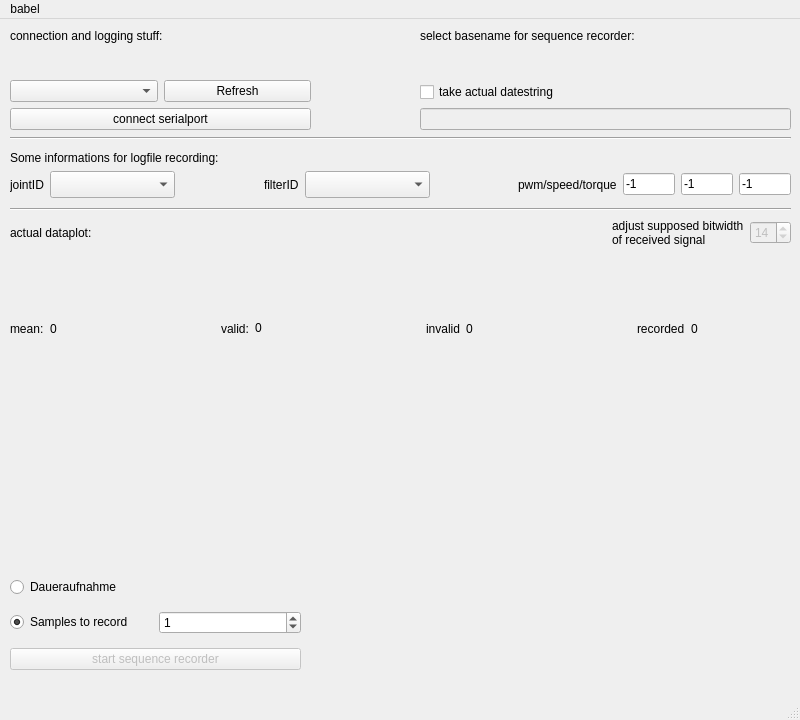
The window that gui.ui (marvin2k/guibabel) describes before a commit, drawn with Qt 5.
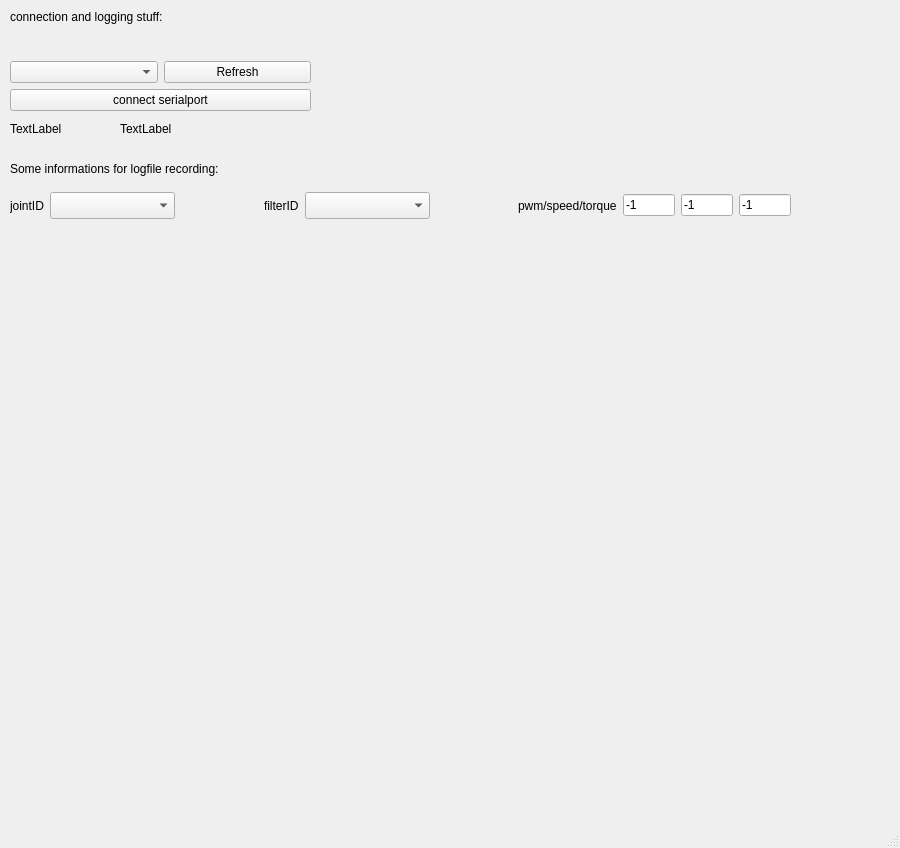
The same window after the commit. Custom widgets are drawn as their Qt base class.

What changed in the file:
```diff
--- a/gui.ui
+++ b/gui.ui
@@ -6,8 +6,8 @@
    <rect>
     <x>0</x>
     <y>0</y>
-    <width>800</width>
-    <height>720</height>
+    <width>900</width>
+    <height>848</height>
    </rect>
   </property>
   <property name="sizePolicy">
@@ -24,8 +24,8 @@
   </property>
   <property name="maximumSize">
    <size>
-    <width>800</width>
-    <height>720</height>
+    <width>1200</width>
+    <height>1200</height>
    </size>
   </property>
   <property name="windowTitle">
@@ -85,210 +85,11 @@
      </item>
     </layout>
    </widget>
-   <widget class="QWidget" name="verticalLayoutWidget_4">
-    <property name="geometry">
-     <rect>
-      <x>10</x>
-      <y>200</y>
-      <width>781</width>
-      <height>341</height>
-     </rect>
-    </property>
-    <layout class="QVBoxLayout" name="verticalLayout_4">
-     <property name="sizeConstraint">
-      <enum>QLayout::SetDefaultConstraint</enum>
-     </property>
-     <item>
-      <layout class="QHBoxLayout" name="horizontalLayout_9">
-       <item>
-        <widget class="QLabel" name="label_pcmplot">
-         <property name="text">
-          <string>actual dataplot:</string>
-         </property>
-        </widget>
-       </item>
-       <item>
-        <spacer name="horizontalSpacer_2">
-         <property name="orientation">
-          <enum>Qt::Horizontal</enum>
-         </property>
-         <property name="sizeHint" stdset="0">
-          <size>
-           <width>40</width>
-           <height>20</height>
-          </size>
-         </property>
-        </spacer>
-       </item>
-       <item>
-        <widget class="QLabel" name="label_7">
-         <property name="text">
-          <string>adjust supposed bitwidth
-of received signal</string>
-         </property>
-        </widget>
-       </item>
-       <item>
-        <widget class="QSpinBox" name="spinBox_bitwidth">
-         <property name="enabled">
-          <bool>false</bool>
-         </property>
-         <property name="minimum">
-          <number>2</number>
-         </property>
-         <property name="maximum">
-          <number>15</number>
-         </property>
-         <property name="value">
-          <number>14</number>
-         </property>
-        </widget>
-       </item>
-      </layout>
-     </item>
-     <item>
-      <layout class="QHBoxLayout" name="horizontalLayout_11">
-       <item>
-        <widget class="QLabel" name="label_4">
-         <property name="text">
-          <string>mean:</string>
-         </property>
-        </widget>
-       </item>
-       <item>
-        <widget class="QLabel" name="lab_mean">
-         <property name="minimumSize">
-          <size>
-           <width>100</width>
-           <height>0</height>
-          </size>
-         </property>
-         <property name="text">
-          <string>0</string>
-         </property>
-        </widget>
-       </item>
-       <item>
-        <spacer name="horizontalSpacer_4">
-         <property name="orientation">
-          <enum>Qt::Horizontal</enum>
-         </property>
-         <property name="sizeHint" stdset="0">
-          <size>
-           <width>40</width>
-           <height>20</height>
-          </size>
-         </property>
-        </spacer>
-       </item>
-       <item>
-        <widget class="QLabel" name="label_8">
-         <property name="text">
-          <string>valid:</string>
-         </property>
-        </widget>
-       </item>
-       <item>
-        <widget class="QLabel" name="lab_valid">
-         <property name="sizePolicy">
-          <sizepolicy hsizetype="Fixed" vsizetype="Fixed">
-           <horstretch>0</horstretch>
-           <verstretch>0</verstretch>
-          </sizepolicy>
-         </property>
-         <property name="minimumSize">
-          <size>
-           <width>100</width>
-           <height>0</height>
-          </size>
-         </property>
-         <property name="text">
-          <string>0</string>
-         </property>
-        </widget>
-       </item>
-       <item>
-        <spacer name="horizontalSpacer_5">
-         <property name="orientation">
-          <enum>Qt::Horizontal</enum>
-         </property>
-         <property name="sizeHint" stdset="0">
-          <size>
-           <width>40</width>
-           <height>20</height>
-          </size>
-         </property>
-        </spacer>
-       </item>
-       <item>
-        <widget class="QLabel" name="label_11">
-         <property name="text">
-          <string>invalid</string>
-         </property>
-        </widget>
-       </item>
-       <item>
-        <widget class="QLabel" name="lab_invalid">
-         <property name="minimumSize">
-          <size>
-           <width>100</width>
-           <height>0</height>
-          </size>
-         </property>
-         <property name="text">
-          <string>0</string>
-         </property>
-        </widget>
-       </item>
-       <item>
-        <spacer name="horizontalSpacer_6">
-         <property name="orientation">
-          <enum>Qt::Horizontal</enum>
-         </property>
-         <property name="sizeHint" stdset="0">
-          <size>
-           <width>40</width>
-           <height>20</height>
-          </size>
-         </property>
-        </spacer>
-       </item>
-       <item>
-        <widget class="QLabel" name="label_13">
-         <property name="text">
-          <string>recorded</string>
-         </property>
-        </widget>
-       </item>
-       <item>
-        <widget class="QLabel" name="lab_rec">
-         <property name="minimumSize">
-          <size>
-           <width>100</width>
-           <height>0</height>
-          </size>
-         </property>
-         <property name="text">
-          <string>0</string>
-         </property>
-        </widget>
-       </item>
-      </layout>
-     </item>
-     <item>
-      <widget class="QwtPlot" name="qwtPlot_pcm">
-       <property name="enabled">
-        <bool>false</bool>
-       </property>
-      </widget>
-     </item>
-    </layout>
-   </widget>
    <widget class="QWidget" name="horizontalLayoutWidget">
     <property name="geometry">
      <rect>
       <x>10</x>
-      <y>150</y>
+      <y>190</y>
       <width>781</width>
       <height>31</height>
      </rect>
@@ -447,37 +248,11 @@
      </item>
     </layout>
    </widget>
-   <widget class="Line" name="line">
-    <property name="geometry">
-     <rect>
-      <x>10</x>
-      <y>111</y>
-      <width>781</width>
-      <height>16</height>
-     </rect>
-    </property>
-    <property name="orientation">
-     <enum>Qt::Horizontal</enum>
-    </property>
-   </widget>
-   <widget class="Line" name="line_3">
-    <property name="geometry">
-     <rect>
-      <x>10</x>
-      <y>180</y>
-      <width>781</width>
-      <height>20</height>
-     </rect>
-    </property>
-    <property name="orientation">
-     <enum>Qt::Horizontal</enum>
-    </property>
-   </widget>
    <widget class="QLabel" name="label_14">
     <property name="geometry">
      <rect>
       <x>10</x>
-      <y>130</y>
+      <y>160</y>
       <width>291</width>
       <height>18</height>
      </rect>
@@ -489,115 +264,54 @@
    <widget class="QWidget" name="verticalLayoutWidget_3">
     <property name="geometry">
      <rect>
-      <x>420</x>
+      <x>320</x>
       <y>10</y>
-      <width>371</width>
-      <height>101</height>
+      <width>571</width>
+      <height>171</height>
      </rect>
     </property>
-    <layout class="QVBoxLayout" name="verticalLayout_3">
-     <item>
-      <widget class="QLabel" name="label_3">
-       <property name="text">
-        <string>select basename for sequence recorder:</string>
-       </property>
-      </widget>
-     </item>
-     <item>
-      <spacer name="verticalSpacer">
-       <property name="orientation">
-        <enum>Qt::Vertical</enum>
-       </property>
-       <property name="sizeHint" stdset="0">
-        <size>
-         <width>20</width>
-         <height>40</height>
-        </size>
-       </property>
-      </spacer>
-     </item>
-     <item>
-      <widget class="QCheckBox" name="checkBox_basename">
-       <property name="layoutDirection">
-        <enum>Qt::LeftToRight</enum>
-       </property>
-       <property name="text">
-        <string>take actual datestring</string>
-       </property>
-      </widget>
-     </item>
-     <item>
-      <widget class="QLineEdit" name="lineEdit_datafile_basename">
-       <property name="enabled">
-        <bool>false</bool>
-       </property>
-       <property name="sizePolicy">
-        <sizepolicy hsizetype="Expanding" vsizetype="Fixed">
-         <horstretch>0</horstretch>
-         <verstretch>0</verstretch>
-        </sizepolicy>
-       </property>
-      </widget>
-     </item>
-    </layout>
+    <property name="minimumSize">
+     <size>
+      <width>491</width>
+      <height>171</height>
+     </size>
+    </property>
    </widget>
    <widget class="QWidget" name="gridLayoutWidget">
     <property name="geometry">
      <rect>
       <x>10</x>
-      <y>550</y>
-      <width>291</width>
-      <height>111</height>
+      <y>230</y>
+      <width>880</width>
+      <height>560</height>
      </rect>
     </property>
-    <layout class="QGridLayout" name="gridLayout">
-     <item row="1" column="0">
-      <widget class="QRadioButton" name="rB_samples">
-       <property name="text">
-        <string>Samples to record</string>
-       </property>
-       <property name="checked">
-        <bool>true</bool>
-       </property>
-      </widget>
-     </item>
-     <item row="0" column="0">
-      <widget class="QRadioButton" name="rB_dauer">
-       <property name="text">
-        <string>Daueraufnahme</string>
-       </property>
-      </widget>
-     </item>
-     <item row="1" column="1">
-      <widget class="QSpinBox" name="spinBox_record_length">
-       <property name="enabled">
-        <bool>true</bool>
-       </property>
-       <property name="minimum">
-        <number>-1</number>
-       </property>
-       <property name="maximum">
-        <number>1000000000</number>
-       </property>
-       <property name="singleStep">
-        <number>0</number>
-       </property>
-       <property name="value">
-        <number>1</number>
-       </property>
-      </widget>
-     </item>
-     <item row="2" column="0" colspan="2">
-      <widget class="QPushButton" name="pushButton_start_sequence_recorder">
-       <property name="enabled">
-        <bool>false</bool>
-       </property>
-       <property name="text">
-        <string>start sequence recorder</string>
-       </property>
-      </widget>
-     </item>
-    </layout>
+   </widget>
+   <widget class="QLabel" name="lab_valid">
+    <property name="geometry">
+     <rect>
+      <x>10</x>
+      <y>120</y>
+      <width>62</width>
+      <height>17</height>
+     </rect>
+    </property>
+    <property name="text">
+     <string>TextLabel</string>
+    </property>
+   </widget>
+   <widget class="QLabel" name="lab_invalid">
+    <property name="geometry">
+     <rect>
+      <x>120</x>
+      <y>120</y>
+      <width>62</width>
+      <height>17</height>
+     </rect>
+    </property>
+    <property name="text">
+     <string>TextLabel</string>
+    </property>
    </widget>
   </widget>
   <widget class="QMenuBar" name="menubar">
@@ -605,18 +319,10 @@
     <rect>
      <x>0</x>
      <y>0</y>
-     <width>800</width>
+     <width>900</width>
      <height>25</height>
     </rect>
    </property>
-   <widget class="QMenu" name="menuBabel">
-    <property name="title">
-     <string>babel</string>
-    </property>
-    <addaction name="action_connect_disconnect_serialport"/>
-    <addaction name="actionQuit"/>
-   </widget>
-   <addaction name="menuBabel"/>
   </widget>
   <widget class="QStatusBar" name="statusbar"/>
   <action name="action_connect_disconnect_serialport">
@@ -630,13 +336,6 @@
    </property>
   </action>
  </widget>
- <customwidgets>
-  <customwidget>
-   <class>QwtPlot</class>
-   <extends>QFrame</extends>
-   <header>qwt_plot.h</header>
-  </customwidget>
- </customwidgets>
  <resources/>
  <connections/>
 </ui>
```
Left out of the diff: 4 changed lines with no effect on the pictures.
